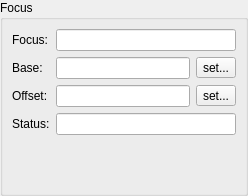
Before: the Qt Designer form pyobs_gui/qt/widgetfocus.ui in pyobs/pyobs-gui, drawn with Qt 5.
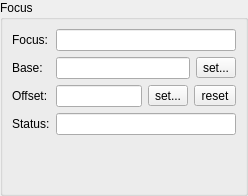
After: the same form once the commit is applied.

Commit message: added button for resetting focus offset

```diff
--- a/pyobs_gui/qt/widgetfocus.ui
+++ b/pyobs_gui/qt/widgetfocus.ui
@@ -118,6 +118,13 @@
           </property>
          </widget>
         </item>
+        <item>
+         <widget class="QToolButton" name="buttonResetFocusOffset">
+          <property name="text">
+           <string>reset</string>
+          </property>
+         </widget>
+        </item>
        </layout>
       </item>
       <item row="3" column="0">
```
Left out of the diff: 12 changed lines with no effect on the pictures. The commit also changes 2 other files.
